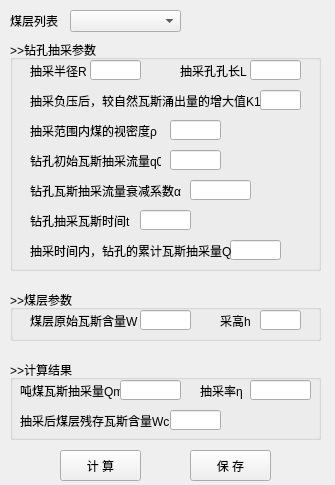
This is python/cbm/uifiles/drilling_radius_dlg.ui in wyrover/cbm as Qt 5 draws it before an edit. The edited form follows.
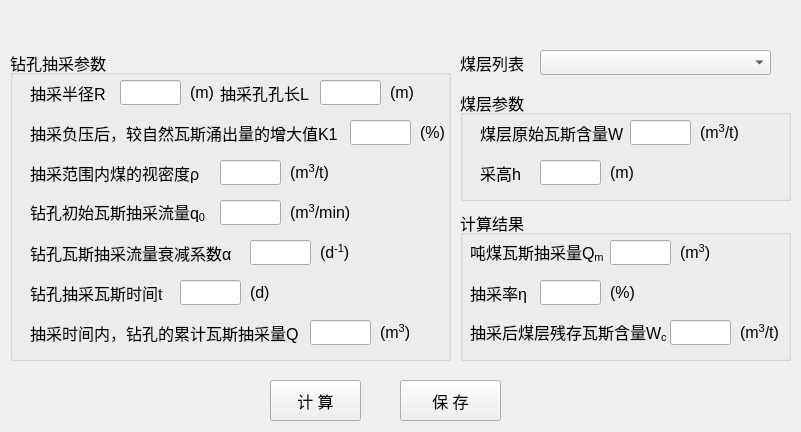
This is the edited form. Icons and pictures are not drawn.

The edit to the form file:
```diff
--- a/python/cbm/uifiles/drilling_radius_dlg.ui
+++ b/python/cbm/uifiles/drilling_radius_dlg.ui
@@ -6,10 +6,15 @@
    <rect>
     <x>0</x>
     <y>0</y>
-    <width>335</width>
-    <height>485</height>
+    <width>801</width>
+    <height>432</height>
    </rect>
   </property>
+  <property name="font">
+   <font>
+    <pointsize>12</pointsize>
+   </font>
+  </property>
   <property name="windowTitle">
    <string>瓦斯抽采半径计算</string>
   </property>
@@ -17,26 +22,267 @@
    <iconset resource="../usecad.qrc">
     <normaloff>:/images/cbm.ico</normaloff>:/images/cbm.ico</iconset>
   </property>
+  <widget class="QWidget" name="widget_main" native="true">
+   <property name="geometry">
+    <rect>
+     <x>0</x>
+     <y>30</y>
+     <width>801</width>
+     <height>401</height>
+    </rect>
+   </property>
+   <widget class="QPushButton" name="cacl">
+    <property name="geometry">
+     <rect>
+      <x>270</x>
+      <y>350</y>
+      <width>91</width>
+      <height>41</height>
+     </rect>
+    </property>
+    <property name="text">
+     <string>计 算</string>
+    </property>
+   </widget>
+   <widget class="QGroupBox" name="groupBox_2">
+    <property name="geometry">
+     <rect>
+      <x>460</x>
+      <y>60</y>
+      <width>331</width>
+      <height>111</height>
+     </rect>
+    </property>
+    <property name="title">
+     <string>煤层参数</string>
+    </property>
+    <widget class="QLineEdit" name="gas_w0">
+     <property name="geometry">
+      <rect>
+       <x>170</x>
+       <y>30</y>
+       <width>61</width>
+       <height>25</height>
+      </rect>
+     </property>
+    </widget>
+    <widget class="QLabel" name="label_10">
+     <property name="geometry">
+      <rect>
+       <x>20</x>
+       <y>30</y>
+       <width>151</width>
+       <height>25</height>
+      </rect>
+     </property>
+     <property name="text">
+      <string>煤层原始瓦斯含量W</string>
+     </property>
+    </widget>
+    <widget class="QLineEdit" name="hw">
+     <property name="geometry">
+      <rect>
+       <x>80</x>
+       <y>70</y>
+       <width>61</width>
+       <height>25</height>
+      </rect>
+     </property>
+    </widget>
+    <widget class="QLabel" name="label_11">
+     <property name="geometry">
+      <rect>
+       <x>20</x>
+       <y>70</y>
+       <width>51</width>
+       <height>25</height>
+      </rect>
+     </property>
+     <property name="text">
+      <string>采高h</string>
+     </property>
+    </widget>
+    <widget class="QLabel" name="label_2">
+     <property name="geometry">
+      <rect>
+       <x>150</x>
+       <y>70</y>
+       <width>31</width>
+       <height>25</height>
+      </rect>
+     </property>
+     <property name="text">
+      <string>(m)</string>
+     </property>
+    </widget>
+    <widget class="QLabel" name="label_16">
+     <property name="geometry">
+      <rect>
+       <x>240</x>
+       <y>30</y>
+       <width>51</width>
+       <height>25</height>
+      </rect>
+     </property>
+     <property name="text">
+      <string>&lt;html&gt;&lt;head/&gt;&lt;body&gt;&lt;p&gt;(m&lt;span style=&quot; vertical-align:super;&quot;&gt;3&lt;/span&gt;/t)&lt;/p&gt;&lt;/body&gt;&lt;/html&gt;</string>
+     </property>
+    </widget>
+   </widget>
+   <widget class="QPushButton" name="save">
+    <property name="geometry">
+     <rect>
+      <x>400</x>
+      <y>350</y>
+      <width>101</width>
+      <height>41</height>
+     </rect>
+    </property>
+    <property name="text">
+     <string>保 存</string>
+    </property>
+   </widget>
   <widget class="QLabel" name="label">
    <property name="geometry">
     <rect>
-     <x>10</x>
-     <y>10</y>
-     <width>51</width>
-     <height>21</height>
+      <x>460</x>
+      <y>20</y>
+      <width>71</width>
+      <height>25</height>
     </rect>
    </property>
    <property name="text">
     <string>煤层列表</string>
    </property>
   </widget>
+   <widget class="QGroupBox" name="groupBox_3">
+    <property name="geometry">
+     <rect>
+      <x>460</x>
+      <y>180</y>
+      <width>331</width>
+      <height>151</height>
+     </rect>
+    </property>
+    <property name="title">
+     <string>计算结果</string>
+    </property>
+    <widget class="QLineEdit" name="gas_wc3">
+     <property name="geometry">
+      <rect>
+       <x>210</x>
+       <y>110</y>
+       <width>61</width>
+       <height>25</height>
+      </rect>
+     </property>
+    </widget>
+    <widget class="QLineEdit" name="eta">
+     <property name="geometry">
+      <rect>
+       <x>80</x>
+       <y>70</y>
+       <width>61</width>
+       <height>25</height>
+      </rect>
+     </property>
+    </widget>
+    <widget class="QLabel" name="label_12">
+     <property name="geometry">
+      <rect>
+       <x>10</x>
+       <y>30</y>
+       <width>141</width>
+       <height>25</height>
+      </rect>
+     </property>
+     <property name="text">
+      <string>&lt;html&gt;&lt;head/&gt;&lt;body&gt;&lt;p&gt;吨煤瓦斯抽采量Q&lt;span style=&quot; vertical-align:sub;&quot;&gt;m&lt;/span&gt;&lt;/p&gt;&lt;/body&gt;&lt;/html&gt;</string>
+     </property>
+    </widget>
+    <widget class="QLabel" name="label_13">
+     <property name="geometry">
+      <rect>
+       <x>10</x>
+       <y>70</y>
+       <width>71</width>
+       <height>25</height>
+      </rect>
+     </property>
+     <property name="text">
+      <string>抽采率η</string>
+     </property>
+    </widget>
+    <widget class="QLabel" name="label_14">
+     <property name="geometry">
+      <rect>
+       <x>10</x>
+       <y>110</y>
+       <width>201</width>
+       <height>25</height>
+      </rect>
+     </property>
+     <property name="text">
+      <string>&lt;html&gt;&lt;head/&gt;&lt;body&gt;&lt;p&gt;抽采后煤层残存瓦斯含量W&lt;span style=&quot; vertical-align:sub;&quot;&gt;c&lt;/span&gt;&lt;/p&gt;&lt;/body&gt;&lt;/html&gt;</string>
+     </property>
+    </widget>
+    <widget class="QLineEdit" name="qm">
+     <property name="geometry">
+      <rect>
+       <x>150</x>
+       <y>30</y>
+       <width>61</width>
+       <height>25</height>
+      </rect>
+     </property>
+    </widget>
+    <widget class="QLabel" name="label_17">
+     <property name="geometry">
+      <rect>
+       <x>220</x>
+       <y>30</y>
+       <width>41</width>
+       <height>25</height>
+      </rect>
+     </property>
+     <property name="text">
+      <string>&lt;html&gt;&lt;head/&gt;&lt;body&gt;&lt;p&gt;(m&lt;span style=&quot; vertical-align:super;&quot;&gt;3&lt;/span&gt;)&lt;/p&gt;&lt;/body&gt;&lt;/html&gt;</string>
+     </property>
+    </widget>
+    <widget class="QLabel" name="label_18">
+     <property name="geometry">
+      <rect>
+       <x>150</x>
+       <y>70</y>
+       <width>31</width>
+       <height>25</height>
+      </rect>
+     </property>
+     <property name="text">
+      <string>(%)</string>
+     </property>
+    </widget>
+    <widget class="QLabel" name="label_19">
+     <property name="geometry">
+      <rect>
+       <x>280</x>
+       <y>110</y>
+       <width>51</width>
+       <height>25</height>
+      </rect>
+     </property>
+     <property name="text">
+      <string>&lt;html&gt;&lt;head/&gt;&lt;body&gt;&lt;p&gt;(m&lt;span style=&quot; vertical-align:super;&quot;&gt;3&lt;/span&gt;/t)&lt;/p&gt;&lt;/body&gt;&lt;/html&gt;</string>
+     </property>
+    </widget>
+   </widget>
   <widget class="QComboBox" name="coal">
    <property name="geometry">
     <rect>
-     <x>70</x>
-     <y>10</y>
-     <width>111</width>
-     <height>22</height>
+      <x>540</x>
+      <y>20</y>
+      <width>231</width>
+      <height>25</height>
     </rect>
    </property>
   </widget>
@@ -44,41 +290,41 @@
    <property name="geometry">
     <rect>
      <x>10</x>
-     <y>40</y>
-     <width>311</width>
-     <height>231</height>
-    </rect>
-   </property>
-   <property name="title">
-    <string>&gt;&gt;钻孔抽采参数</string>
-   </property>
-   <widget class="QLineEdit" name="QSum">
-    <property name="geometry">
-     <rect>
-      <x>220</x>
-      <y>200</y>
-      <width>51</width>
-      <height>20</height>
-     </rect>
-    </property>
-   </widget>
-   <widget class="QLineEdit" name="R">
-    <property name="geometry">
-     <rect>
-      <x>80</x>
       <y>20</y>
-      <width>51</width>
-      <height>20</height>
+      <width>441</width>
+      <height>311</height>
      </rect>
     </property>
-   </widget>
-   <widget class="QLineEdit" name="K1">
+    <property name="title">
+     <string>钻孔抽采参数</string>
+    </property>
+    <widget class="QLineEdit" name="qsum">
+     <property name="geometry">
+      <rect>
+       <x>300</x>
+       <y>270</y>
+       <width>61</width>
+       <height>25</height>
+      </rect>
+     </property>
+    </widget>
+    <widget class="QLineEdit" name="r">
     <property name="geometry">
      <rect>
-      <x>250</x>
-      <y>50</y>
-      <width>41</width>
-      <height>20</height>
+       <x>110</x>
+       <y>30</y>
+       <width>61</width>
+       <height>25</height>
+      </rect>
+     </property>
+    </widget>
+    <widget class="QLineEdit" name="k1">
+     <property name="geometry">
+      <rect>
+       <x>340</x>
+       <y>70</y>
+       <width>61</width>
+       <height>25</height>
      </rect>
     </property>
    </widget>
@@ -86,22 +332,22 @@
     <property name="geometry">
      <rect>
       <x>20</x>
-      <y>110</y>
-      <width>131</width>
-      <height>21</height>
+       <y>150</y>
+       <width>181</width>
+       <height>25</height>
      </rect>
     </property>
     <property name="text">
-     <string>钻孔初始瓦斯抽采流量q0</string>
+      <string>&lt;html&gt;&lt;head/&gt;&lt;body&gt;&lt;p&gt;钻孔初始瓦斯抽采流量q&lt;span style=&quot; vertical-align:sub;&quot;&gt;0&lt;/span&gt;&lt;/p&gt;&lt;/body&gt;&lt;/html&gt;</string>
     </property>
    </widget>
    <widget class="QLineEdit" name="t">
     <property name="geometry">
      <rect>
-      <x>130</x>
-      <y>170</y>
-      <width>51</width>
-      <height>20</height>
+       <x>170</x>
+       <y>230</y>
+       <width>61</width>
+       <height>25</height>
      </rect>
     </property>
    </widget>
@@ -109,9 +355,9 @@
     <property name="geometry">
      <rect>
       <x>20</x>
-      <y>50</y>
-      <width>231</width>
-      <height>21</height>
+       <y>70</y>
+       <width>311</width>
+       <height>25</height>
      </rect>
     </property>
     <property name="text">
@@ -121,10 +367,10 @@
    <widget class="QLabel" name="mineName_label_8">
     <property name="geometry">
      <rect>
-      <x>170</x>
-      <y>20</y>
-      <width>71</width>
-      <height>21</height>
+       <x>210</x>
+       <y>30</y>
+       <width>101</width>
+       <height>25</height>
      </rect>
     </property>
     <property name="text">
@@ -134,10 +380,10 @@
    <widget class="QLineEdit" name="L">
     <property name="geometry">
      <rect>
-      <x>240</x>
-      <y>20</y>
-      <width>51</width>
-      <height>20</height>
+       <x>310</x>
+       <y>30</y>
+       <width>61</width>
+       <height>25</height>
      </rect>
     </property>
    </widget>
@@ -145,9 +391,9 @@
     <property name="geometry">
      <rect>
       <x>20</x>
-      <y>140</y>
-      <width>161</width>
-      <height>21</height>
+       <y>190</y>
+       <width>211</width>
+       <height>25</height>
      </rect>
     </property>
     <property name="text">
@@ -157,10 +403,10 @@
    <widget class="QLineEdit" name="rho">
     <property name="geometry">
      <rect>
-      <x>160</x>
-      <y>80</y>
-      <width>51</width>
-      <height>20</height>
+       <x>210</x>
+       <y>110</y>
+       <width>61</width>
+       <height>25</height>
      </rect>
     </property>
    </widget>
@@ -168,9 +414,9 @@
     <property name="geometry">
      <rect>
       <x>20</x>
-      <y>20</y>
-      <width>61</width>
-      <height>21</height>
+       <y>30</y>
+       <width>81</width>
+       <height>25</height>
      </rect>
     </property>
     <property name="text">
@@ -180,10 +426,10 @@
    <widget class="QLineEdit" name="q0">
     <property name="geometry">
      <rect>
-      <x>160</x>
-      <y>110</y>
-      <width>51</width>
-      <height>20</height>
+       <x>210</x>
+       <y>150</y>
+       <width>61</width>
+       <height>25</height>
      </rect>
     </property>
    </widget>
@@ -191,9 +437,9 @@
     <property name="geometry">
      <rect>
       <x>20</x>
-      <y>170</y>
-      <width>111</width>
-      <height>21</height>
+       <y>230</y>
+       <width>141</width>
+       <height>25</height>
      </rect>
     </property>
     <property name="text">
@@ -204,9 +450,9 @@
     <property name="geometry">
      <rect>
       <x>20</x>
-      <y>200</y>
-      <width>201</width>
-      <height>21</height>
+       <y>270</y>
+       <width>271</width>
+       <height>25</height>
      </rect>
     </property>
     <property name="text">
@@ -217,9 +463,9 @@
     <property name="geometry">
      <rect>
       <x>20</x>
-      <y>80</y>
-      <width>131</width>
-      <height>21</height>
+       <y>110</y>
+       <width>181</width>
+       <height>25</height>
      </rect>
     </property>
     <property name="text">
@@ -229,180 +475,230 @@
    <widget class="QLineEdit" name="a">
     <property name="geometry">
      <rect>
+       <x>240</x>
+       <y>190</y>
+       <width>61</width>
+       <height>25</height>
+      </rect>
+     </property>
+    </widget>
+    <widget class="QLabel" name="label_3">
+     <property name="geometry">
+      <rect>
       <x>180</x>
-      <y>140</y>
-      <width>61</width>
-      <height>20</height>
-     </rect>
-    </property>
-   </widget>
-  </widget>
-  <widget class="QGroupBox" name="groupBox_2">
+       <y>30</y>
+       <width>31</width>
+       <height>25</height>
+      </rect>
+     </property>
+     <property name="text">
+      <string>(m)</string>
+     </property>
+    </widget>
+    <widget class="QLabel" name="label_4">
    <property name="geometry">
     <rect>
-     <x>10</x>
-     <y>290</y>
-     <width>311</width>
-     <height>51</height>
-    </rect>
-   </property>
-   <property name="title">
-    <string>&gt;&gt;煤层参数</string>
-   </property>
-   <widget class="QLineEdit" name="gas_W0">
-    <property name="geometry">
-     <rect>
-      <x>130</x>
-      <y>20</y>
-      <width>51</width>
-      <height>20</height>
-     </rect>
-    </property>
-   </widget>
-   <widget class="QLabel" name="label_10">
+       <x>380</x>
+       <y>30</y>
+       <width>31</width>
+       <height>25</height>
+      </rect>
+     </property>
+     <property name="text">
+      <string>(m)</string>
+     </property>
+    </widget>
+    <widget class="QLabel" name="label_5">
     <property name="geometry">
      <rect>
-      <x>20</x>
-      <y>20</y>
-      <width>111</width>
-      <height>21</height>
+       <x>410</x>
+       <y>70</y>
+       <width>31</width>
+       <height>25</height>
      </rect>
     </property>
     <property name="text">
-     <string>煤层原始瓦斯含量W</string>
-    </property>
-   </widget>
-   <widget class="QLineEdit" name="hw">
+      <string>(%)</string>
+     </property>
+    </widget>
+    <widget class="QLabel" name="label_6">
     <property name="geometry">
      <rect>
-      <x>250</x>
-      <y>20</y>
-      <width>41</width>
-      <height>20</height>
-     </rect>
-    </property>
-   </widget>
-   <widget class="QLabel" name="label_11">
+       <x>280</x>
+       <y>110</y>
+       <width>51</width>
+       <height>25</height>
+      </rect>
+     </property>
+     <property name="text">
+      <string>&lt;html&gt;&lt;head/&gt;&lt;body&gt;&lt;p&gt;(m&lt;span style=&quot; vertical-align:super;&quot;&gt;3&lt;/span&gt;/t)&lt;/p&gt;&lt;/body&gt;&lt;/html&gt;</string>
+     </property>
+    </widget>
+    <widget class="QLabel" name="label_7">
     <property name="geometry">
      <rect>
-      <x>210</x>
-      <y>20</y>
-      <width>31</width>
-      <height>21</height>
+       <x>280</x>
+       <y>150</y>
+       <width>71</width>
+       <height>25</height>
      </rect>
     </property>
     <property name="text">
-     <string>采高h</string>
-    </property>
-   </widget>
-  </widget>
-  <widget class="QGroupBox" name="groupBox_3">
+      <string>&lt;html&gt;&lt;head/&gt;&lt;body&gt;&lt;p&gt;(m&lt;span style=&quot; vertical-align:super;&quot;&gt;3&lt;/span&gt;/min)&lt;/p&gt;&lt;/body&gt;&lt;/html&gt;</string>
+     </property>
+    </widget>
+    <widget class="QLabel" name="label_8">
    <property name="geometry">
     <rect>
-     <x>10</x>
-     <y>360</y>
-     <width>311</width>
-     <height>80</height>
-    </rect>
-   </property>
-   <property name="title">
-    <string>&gt;&gt;计算结果</string>
-   </property>
-   <widget class="QLineEdit" name="gas_Wc3">
-    <property name="geometry">
-     <rect>
-      <x>160</x>
-      <y>50</y>
+       <x>310</x>
+       <y>190</y>
       <width>51</width>
-      <height>20</height>
-     </rect>
-    </property>
-   </widget>
-   <widget class="QLineEdit" name="eta">
+       <height>25</height>
+      </rect>
+     </property>
+     <property name="text">
+      <string>&lt;html&gt;&lt;head/&gt;&lt;body&gt;&lt;p&gt;(d&lt;span style=&quot; vertical-align:super;&quot;&gt;-1&lt;/span&gt;)&lt;/p&gt;&lt;/body&gt;&lt;/html&gt;</string>
+     </property>
+    </widget>
+    <widget class="QLabel" name="label_9">
     <property name="geometry">
      <rect>
       <x>240</x>
-      <y>20</y>
-      <width>61</width>
-      <height>20</height>
-     </rect>
-    </property>
-   </widget>
-   <widget class="QLabel" name="label_12">
+       <y>230</y>
+       <width>31</width>
+       <height>25</height>
+      </rect>
+     </property>
+     <property name="text">
+      <string>&lt;html&gt;&lt;head/&gt;&lt;body&gt;&lt;p&gt;(d)&lt;/p&gt;&lt;/body&gt;&lt;/html&gt;</string>
+     </property>
+    </widget>
+    <widget class="QLabel" name="label_15">
     <property name="geometry">
      <rect>
-      <x>10</x>
-      <y>20</y>
-      <width>101</width>
-      <height>21</height>
+       <x>370</x>
+       <y>270</y>
+       <width>41</width>
+       <height>25</height>
      </rect>
     </property>
     <property name="text">
-     <string>吨煤瓦斯抽采量Qm</string>
-    </property>
-   </widget>
-   <widget class="QLabel" name="label_13">
+      <string>&lt;html&gt;&lt;head/&gt;&lt;body&gt;&lt;p&gt;(m&lt;span style=&quot; vertical-align:super;&quot;&gt;3&lt;/span&gt;)&lt;/p&gt;&lt;/body&gt;&lt;/html&gt;</string>
+     </property>
+    </widget>
+   </widget>
+  </widget>
+  <widget class="QWidget" name="widget_title" native="true">
     <property name="geometry">
      <rect>
-      <x>190</x>
-      <y>20</y>
-      <width>51</width>
-      <height>21</height>
-     </rect>
-    </property>
-    <property name="text">
-     <string>抽采率η</string>
-    </property>
-   </widget>
-   <widget class="QLabel" name="label_14">
+     <x>0</x>
+     <y>0</y>
+     <width>801</width>
+     <height>31</height>
+    </rect>
+   </property>
+   <widget class="QLabel" name="lab_Ico">
     <property name="geometry">
      <rect>
-      <x>10</x>
-      <y>50</y>
-      <width>151</width>
-      <height>21</height>
+      <x>0</x>
+      <y>0</y>
+      <width>31</width>
+      <height>31</height>
      </rect>
     </property>
+    <property name="sizePolicy">
+     <sizepolicy hsizetype="Minimum" vsizetype="Preferred">
+      <horstretch>0</horstretch>
+      <verstretch>0</verstretch>
+     </sizepolicy>
+    </property>
+    <property name="minimumSize">
+     <size>
+      <width>30</width>
+      <height>0</height>
+     </size>
+    </property>
     <property name="text">
-     <string>抽采后煤层残存瓦斯含量Wc</string>
+     <string>&lt;!DOCTYPE HTML PUBLIC &quot;-//W3C//DTD HTML 4.0//EN&quot; &quot;http://www.w3.org/TR/REC-html40/strict.dtd&quot;&gt;
+&lt;html&gt;&lt;head&gt;&lt;meta name=&quot;qrichtext&quot; content=&quot;1&quot; /&gt;&lt;style type=&quot;text/css&quot;&gt;
+p, li { white-space: pre-wrap; }
+&lt;/style&gt;&lt;/head&gt;&lt;body style=&quot; font-family:'SimSun'; font-size:9pt; font-weight:400; font-style:normal;&quot;&gt;
+&lt;p style=&quot;-qt-paragraph-type:empty; margin-top:0px; margin-bottom:0px; margin-left:0px; margin-right:0px; -qt-block-indent:0; text-indent:0px;&quot;&gt;&lt;br /&gt;&lt;/p&gt;&lt;/body&gt;&lt;/html&gt;</string>
     </property>
-   </widget>
-   <widget class="QLineEdit" name="Qm">
-    <property name="geometry">
-     <rect>
-      <x>110</x>
-      <y>20</y>
-      <width>61</width>
-      <height>20</height>
-     </rect>
+    <property name="alignment">
+     <set>Qt::AlignCenter</set>
     </property>
    </widget>
-  </widget>
-  <widget class="QPushButton" name="save">
+   <widget class="QLabel" name="lab_Title">
    <property name="geometry">
     <rect>
-     <x>190</x>
-     <y>450</y>
-     <width>81</width>
+      <x>40</x>
+      <y>0</y>
+      <width>711</width>
      <height>31</height>
     </rect>
    </property>
+    <property name="sizePolicy">
+     <sizepolicy hsizetype="Expanding" vsizetype="Preferred">
+      <horstretch>0</horstretch>
+      <verstretch>0</verstretch>
+     </sizepolicy>
+    </property>
+    <property name="styleSheet">
+     <string notr="true">font: 10pt &quot;微软雅黑&quot;;</string>
+    </property>
    <property name="text">
-    <string>保 存</string>
-   </property>
-  </widget>
-  <widget class="QPushButton" name="cacl">
+     <string/>
+    </property>
+    <property name="alignment">
+     <set>Qt::AlignLeading|Qt::AlignLeft|Qt::AlignVCenter</set>
+    </property>
+   </widget>
+   <widget class="QPushButton" name="btnMenu_Close">
    <property name="geometry">
     <rect>
-     <x>60</x>
-     <y>450</y>
-     <width>81</width>
+      <x>760</x>
+      <y>0</y>
+      <width>41</width>
      <height>31</height>
     </rect>
    </property>
+    <property name="sizePolicy">
+     <sizepolicy hsizetype="Minimum" vsizetype="Expanding">
+      <horstretch>0</horstretch>
+      <verstretch>0</verstretch>
+     </sizepolicy>
+    </property>
+    <property name="minimumSize">
+     <size>
+      <width>40</width>
+      <height>0</height>
+     </size>
+    </property>
+    <property name="font">
+     <font>
+      <pointsize>12</pointsize>
+     </font>
+    </property>
+    <property name="cursor">
+     <cursorShape>ArrowCursor</cursorShape>
+    </property>
+    <property name="focusPolicy">
+     <enum>Qt::NoFocus</enum>
+    </property>
    <property name="text">
-    <string>计 算</string>
-   </property>
+     <string/>
+    </property>
+    <property name="iconSize">
+     <size>
+      <width>32</width>
+      <height>32</height>
+     </size>
+    </property>
+    <property name="flat">
+     <bool>true</bool>
+    </property>
+   </widget>
   </widget>
  </widget>
  <tabstops>
```
Left out of the diff: 16 changed lines with no effect on the pictures. Lines whose indentation alone changed are shown as unchanged.
